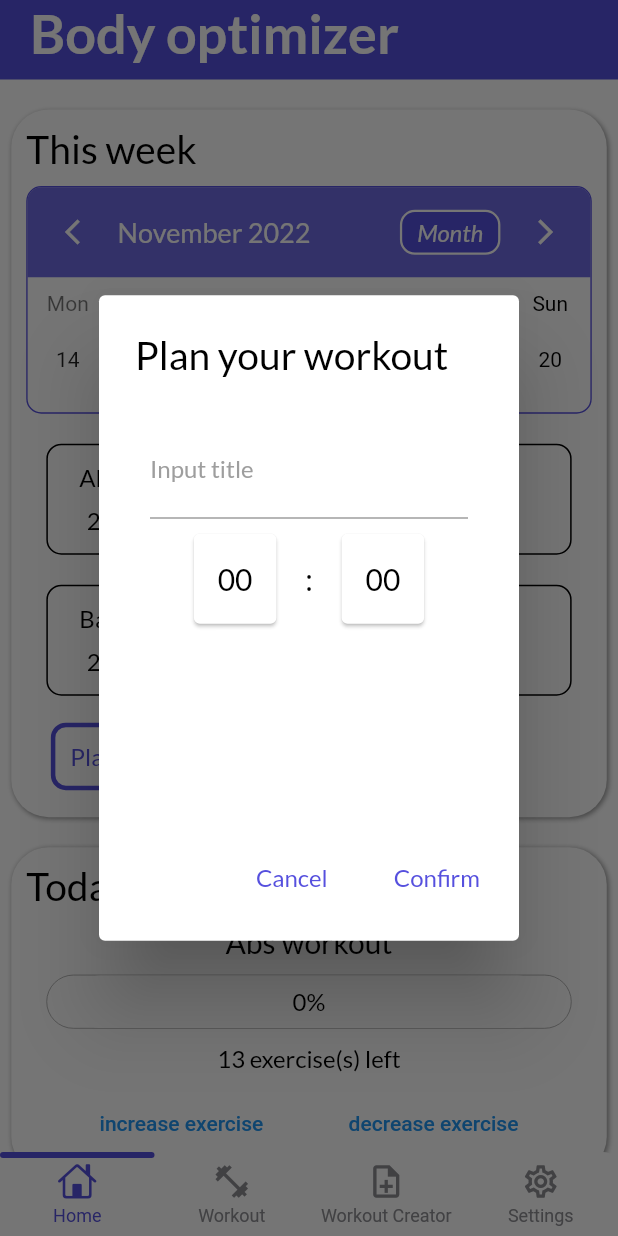
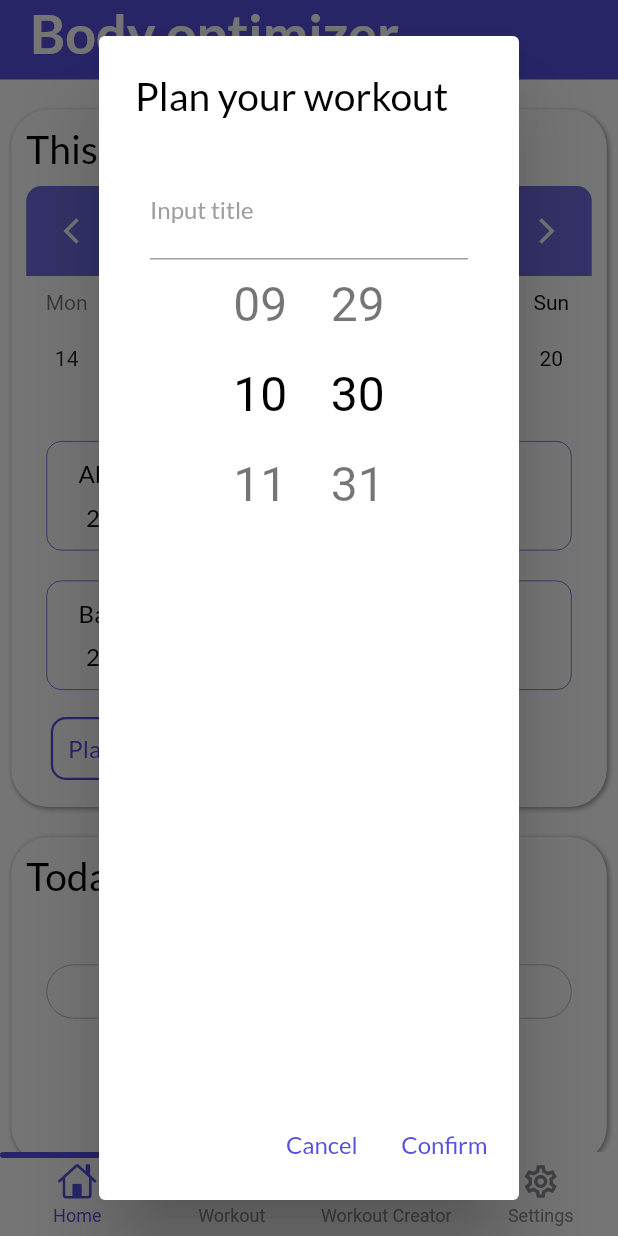
Before and after one commit to dolienn/body_optimizer, a Flutter app: the screen it shows after launch, after a tap on "Plan workout", on a phone screen of 412 x 824 dp. Run offline on Flutter 3.47's test engine with Material 2 defaults, Android fonts, the phone set to English and light mode, and no system bars; drawn by our look-alikes of flutter_time_picker_spinner, getwidget, persistent_bottom_nav_bar, table_calendar; our stand-ins replace animated_splash_screen, elegant_notification, google_fonts.

```diff
--- a/lib/screens/homepage.dart
+++ b/lib/screens/homepage.dart
@@ -1,16 +1,8 @@
-//-------------------------------------------------//
-//                     TO DO                       //
-// 1. setState() isn't working for direct select   //
-// (you have to hot reload to see changes)         //
-// 2. Adding events on "Confirm" click (date is set//
-// on the selectedDay so you have to gather just   //
-// time and title (:                               //
-//-------------------------------------------------//
+import 'package:flutter_time_picker_spinner/flutter_time_picker_spinner.dart';
 import 'package:elegant_notification/elegant_notification.dart';
 import 'package:elegant_notification/resources/arrays.dart';
 import 'package:body_optimizer/screens/mainpage.dart';
 import 'package:table_calendar/table_calendar.dart';
-import 'package:direct_select/direct_select.dart';
 import 'package:google_fonts/google_fonts.dart';
 import 'package:getwidget/getwidget.dart';
 import 'package:flutter/material.dart';
@@ -50,7 +42,9 @@ class _MyHomePageState extends State<MyHomePage> {
   // TABLE CALENDAR //
   final titleController = TextEditingController();
   CalendarFormat _calendarFormat = CalendarFormat.week;
-  DateTime today = DateTime.now(), _focusedDay = DateTime.now();
+  DateTime today = DateTime.now(),
+      _focusedDay = DateTime.now(),
+      hoursAndMinutes = DateTime.now();
   DateTime? _selectedDay;
   Map<String, List> selectedEvents = {};
 
@@ -59,108 +53,6 @@ class _MyHomePageState extends State<MyHomePage> {
       return selectedEvents[DateFormat("yyyy-MM-dd").format(dateTime)]!;
     }
     return [];
-  }
-
-  // DIRECT SELECT //
-  int? hourIndex = 0, minuteIndex = 0;
-  final hours = [
-    '00',
-    '01',
-    '02',
-    '03',
-    '04',
-    '05',
-    '06',
-    '07',
-    '08',
-    '09',
-    '10',
-    '11',
-    '12',
-    '13',
-    '14',
-    '15',
-    '16',
-    '17',
-    '18',
-    '19',
-    '20',
-    '21',
-    '22',
-    '23'
-  ];
-  final minutes = [
-    '00',
-    '50',
-    '10',
-    '15',
-    '20',
-    '25',
-    '30',
-    '35',
-    '40',
-    '45',
-    '50',
-    '55'
-  ];
-
-  // Build hours and minutes for direct select //
-  List<Widget> _buildHours() {
-    return hours
-        .map((val) => MySelectionItem(
-              title: val,
-            ))
-        .toList();
-  }
-
-  List<Widget> _buildMinutes() {
-    return minutes
-        .map((val) => MySelectionItem(
-              title: val,
-            ))
-        .toList();
-  }
-
-  selectHours() {
-    return DirectSelect(
-      backgroundColor: Colors.white,
-      selectionColor: PublicVariables().mainColor.withOpacity(0.35),
-      itemExtent: 40,
-      selectedIndex: hourIndex!,
-      onSelectedItemChanged: (index) {
-        setState(() {
-          hourIndex = index;
-          selectHours();
-        });
-      },
-      mode: DirectSelectMode.tap,
-      items: _buildHours(),
-      child: MySelectionItem(
-        isForList: false,
-        title: hours[hourIndex!],
-      ),
-    );
-  }
-
-  selectMinutes() {
-    return DirectSelect(
-      backgroundColor: Colors.white,
-      selectionColor: PublicVariables().mainColor.withOpacity(0.35),
-      itemExtent: 40,
-      selectedIndex: minuteIndex!,
-      onSelectedItemChanged: (index) {
-        setState(() {
-          minuteIndex = index;
-          selectMinutes();
-        });
-      },
-      mode: DirectSelectMode.tap,
-      items: _buildMinutes(),
-      child: MySelectionItem(
-        isForList: false,
-        title: minutes[minuteIndex!],
-      ),
-    );
   }
 
   // WHEN APP LAUNCHES ADDS SOME EVENTS THAT I MANUALLY ADDED HERE //
@@ -187,6 +79,7 @@ class _MyHomePageState extends State<MyHomePage> {
   @override
   Widget build(BuildContext context) {
     return Scaffold(
+      resizeToAvoidBottomInset: false,
       backgroundColor: Colors.white,
       body: SingleChildScrollView(
         child: Column(children: [
@@ -228,11 +121,6 @@ class _MyHomePageState extends State<MyHomePage> {
                     Container(
                       margin: PublicVariables().marginSymmetricVertical,
                       padding: const EdgeInsets.only(bottom: 10),
-                      decoration: BoxDecoration(
-                        borderRadius: BorderRadius.circular(10),
-                        border: Border.all(
-                            color: PublicVariables().mainColor, width: 0.9),
-                      ),
                       child: TableCalendar(
                         focusedDay: _focusedDay,
                         firstDay: DateTime(2022),
@@ -245,8 +133,8 @@ class _MyHomePageState extends State<MyHomePage> {
                           headerMargin: const EdgeInsets.only(bottom: 5),
                           decoration: BoxDecoration(
                             borderRadius: const BorderRadius.only(
-                              topLeft: Radius.circular(9),
-                              topRight: Radius.circular(9),
+                              topLeft: Radius.circular(10),
+                              topRight: Radius.circular(10),
                             ),
                             color:
                                 PublicVariables().mainColor.withOpacity(0.85),
@@ -325,8 +213,8 @@ class _MyHomePageState extends State<MyHomePage> {
                                 vertical: 10, horizontal: 5),
                             decoration: BoxDecoration(
                               border: Border.all(
-                                color: Colors.black,
-                                width: 1,
+                                color: PublicVariables().mainColor,
+                                width: 0.5,
                               ),
                               color: Colors.white,
                               borderRadius: BorderRadius.circular(10),
@@ -356,8 +244,6 @@ class _MyHomePageState extends State<MyHomePage> {
                         TextButton(
                           onPressed: () {
                             titleController.text = "";
-                            hourIndex = 0;
-                            minuteIndex = 0;
                             showDialog(
                               context: context,
                               builder: (context) => AlertDialog(
@@ -365,10 +251,7 @@ class _MyHomePageState extends State<MyHomePage> {
                                   "Plan your workout",
                                   style: PublicVariables().headerText,
                                 ),
-                                content: SizedBox(
-                                  height:
-                                      MediaQuery.of(context).size.height * 0.30,
-                                  child: Padding(
+                                content: Padding(
                                   padding: PublicVariables().paddingAll,
                                   child: Column(children: [
                                     TextFormField(
@@ -376,31 +259,26 @@ class _MyHomePageState extends State<MyHomePage> {
                                       controller: titleController,
                                       decoration: InputDecoration(
                                           labelText: "Input title",
-                                            labelStyle: PublicVariables()
-                                                .normalGreyText),
+                                          labelStyle:
+                                              PublicVariables().normalGreyText),
                                     ),
-                                      Padding(
-                                        padding: PublicVariables().paddingAll,
-                                        child: Row(
-                                          mainAxisAlignment:
-                                              MainAxisAlignment.spaceEvenly,
-                                          children: [
-                                            selectHours(),
-                                            Text(
-                                              ":",
-                                              style: PublicVariables()
-                                                  .subheaderText,
-                                            ),
-                                            selectMinutes(),
-                                          ],
-                                        ),
+                                    TimePickerSpinner(
+                                      time: hoursAndMinutes,
+                                      alignment: Alignment.center,
+                                      isForce2Digits: true,
+                                      is24HourMode: true,
+                                      onTimeChange: (time) {
+                                        setState(() {
+                                          hoursAndMinutes = time;
+                                        });
+                                      },
                                     ),
                                   ]),
                                 ),
-                                ),
                                 actions: [
                                   Padding(
-                                    padding: PublicVariables().paddingAll,
+                                    padding: const EdgeInsets.only(
+                                        right: 5, bottom: 5),
                                     child: TextButton(
                                       child: Text("Cancel",
                                           style: PublicVariables()
@@ -411,7 +289,8 @@ class _MyHomePageState extends State<MyHomePage> {
                                     ),
                                   ),
                                   Padding(
-                                    padding: PublicVariables().paddingAll,
+                                    padding: const EdgeInsets.only(
+                                        right: 5, bottom: 5),
                                     child: TextButton(
                                       child: Text("Confirm",
                                           style: PublicVariables()
@@ -446,7 +325,30 @@ class _MyHomePageState extends State<MyHomePage> {
                                             description: const Text(
                                                 "Your workout has been added!"),
                                           ).show(context);
-                                          return;
+                                          if (selectedEvents.containsKey(
+                                              "${_selectedDay!.year}-${_selectedDay!.month}-${_selectedDay!.day}")) {
+                                            selectedEvents[
+                                                    "${_selectedDay!.year}-${_selectedDay!.month}-${_selectedDay!.day}"]!
+                                                .addAll([
+                                              {
+                                                "eventTitle":
+                                                    titleController.text,
+                                                "eventTime": "${hoursAndMinutes.hour}:${hoursAndMinutes.minute}"
+                                              }
+                                            ]);
+                                          } else {
+                                            selectedEvents.addAll({
+                                              "${_selectedDay!.year}-${_selectedDay!.month}-${_selectedDay!.day}":
+                                                  [
+                                                {
+                                                  "eventTitle":
+                                                      titleController.text,
+                                                  "eventTime": "${hoursAndMinutes.hour}:${hoursAndMinutes.minute}"
+                                                }
+                                              ]
+                                            });
+                                          }
+                                          setState(() {});
                                         }
                                       },
                                     ),
@@ -459,7 +361,8 @@ class _MyHomePageState extends State<MyHomePage> {
                             decoration: BoxDecoration(
                               borderRadius: BorderRadius.circular(10),
                               border: Border.all(
-                                  color: PublicVariables().mainColor, width: 3),
+                                  color: PublicVariables().mainColor,
+                                  width: 1.5),
                             ),
                             padding: PublicVariables().paddingAll,
                             child: Text(
@@ -608,48 +511,6 @@ class _MyHomePageState extends State<MyHomePage> {
                           style: PublicVariables().normalMainColorText,
                         ),
                       ),
-                      Container(
-                        height: 50,
-                        alignment: Alignment.center,
-                        width: MediaQuery.of(context).size.width * 0.85,
-                        margin: PublicVariables().marginSymmetricVertical,
-                        padding: const EdgeInsets.all(15),
-                        decoration: BoxDecoration(
-                          color: Colors.white,
-                          borderRadius: BorderRadius.circular(10),
-                          boxShadow: const [
-                            BoxShadow(
-                                color: Colors.grey,
-                                blurRadius: 1.5,
-                                offset: Offset(1, 2)),
-                          ],
-                        ),
-                        child: Text(
-                          workouts[1],
-                          style: PublicVariables().normalMainColorText,
-                        ),
-                      ),
-                      Container(
-                        height: 50,
-                        alignment: Alignment.center,
-                        width: MediaQuery.of(context).size.width * 0.85,
-                        margin: PublicVariables().marginSymmetricVertical,
-                        padding: const EdgeInsets.all(15),
-                        decoration: BoxDecoration(
-                          color: Colors.white,
-                          borderRadius: BorderRadius.circular(10),
-                          boxShadow: const [
-                            BoxShadow(
-                                color: Colors.grey,
-                                blurRadius: 1.5,
-                                offset: Offset(1, 2)),
-                          ],
-                        ),
-                        child: Text(
-                          workouts[1],
-                          style: PublicVariables().normalMainColorText,
-                        ),
-                      ),
                       TextButton(
                           onPressed: () {}, child: const Text("Add workout")),
                     ]),
@@ -664,48 +525,3 @@ class _MyHomePageState extends State<MyHomePage> {
     );
   }
 }
-
-// Direct Select Builder //
-class MySelectionItem extends StatelessWidget {
-  final String? title;
-  final bool isForList;
-  const MySelectionItem({Key? key, this.title, this.isForList = true})
-      : super(key: key);
-
-  @override
-  Widget build(BuildContext context) {
-    return SizedBox(
-      width: 75,
-      height: 60,
-      child: isForList
-          ? Padding(
-              padding: PublicVariables().paddingAll,
-              child: _buildItem(context),
-            )
-          : Card(
-              margin: const EdgeInsets.symmetric(horizontal: 10.0),
-              child: Stack(
-                children: <Widget>[
-                  _buildItem(context),
-                ],
-              ),
-            ),
-    );
-  }
-
-  Widget _buildItem(BuildContext context) {
-    return Container(
-      decoration: BoxDecoration(
-        borderRadius: BorderRadius.circular(10),
-      ),
-      width: MediaQuery.of(context).size.width,
-      alignment: Alignment.center,
-      child: FittedBox(
-        child: Text(
-          title!,
-          style: PublicVariables().subheaderText,
-        ),
-      ),
-    );
-  }
-}
--- a/pubspec.yaml
+++ b/pubspec.yaml
@@ -22,6 +22,7 @@ dependencies:
   intl: ^0.17.0
   google_fonts:
   elegant_notification: ^1.6.4
+  flutter_time_picker_spinner: ^2.0.0
 
 dev_dependencies:
   flutter_test:
```
Also changed, not shown: pubspec.lock. Lines whose indentation alone changed are shown as unchanged.
